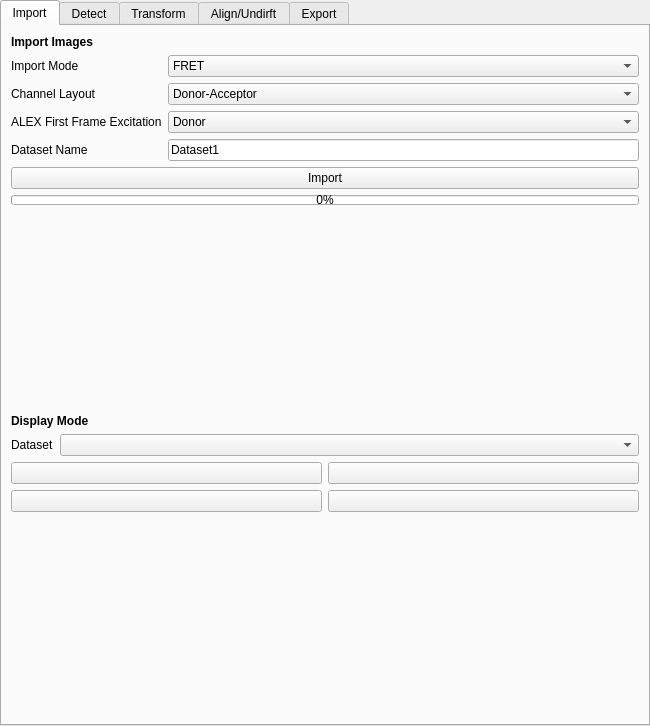
The window that src/napari_gapseq2/widget_ui.ui (piedrro/napari-GapSeq2) describes before a commit, drawn with Qt 5.
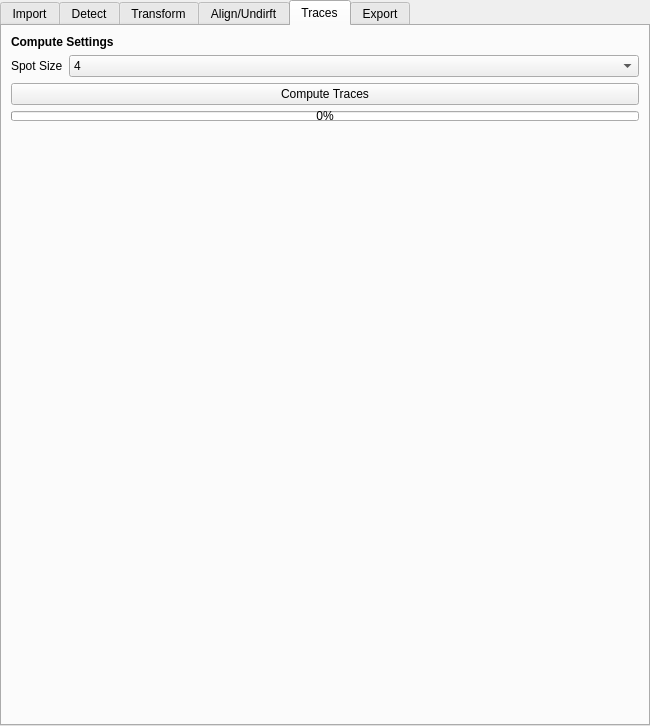
The same window after the commit. The open tabs and pages were chosen to show the change.

Commit message: added initial trace compute functions

What changed in the file:
```diff
--- a/src/napari_gapseq2/widget_ui.ui
+++ b/src/napari_gapseq2/widget_ui.ui
@@ -991,6 +991,112 @@
     </item>
    </layout>
   </widget>
+  <widget class="QWidget" name="tab_6">
+   <attribute name="title">
+    <string>Traces</string>
+   </attribute>
+   <layout class="QVBoxLayout" name="verticalLayout_6">
+    <item>
+     <widget class="QLabel" name="label_29">
+      <property name="font">
+       <font>
+        <weight>75</weight>
+        <bold>true</bold>
+       </font>
+      </property>
+      <property name="text">
+       <string>Compute Settings</string>
+      </property>
+     </widget>
+    </item>
+    <item>
+     <layout class="QFormLayout" name="formLayout_9">
+      <item row="0" column="0">
+       <widget class="QLabel" name="label_30">
+        <property name="text">
+         <string>Spot Size</string>
+        </property>
+       </widget>
+      </item>
+      <item row="0" column="1">
+       <widget class="QComboBox" name="traces_spot_size">
+        <property name="currentIndex">
+         <number>0</number>
+        </property>
+        <item>
+         <property name="text">
+          <string>4</string>
+         </property>
+        </item>
+        <item>
+         <property name="text">
+          <string>5</string>
+         </property>
+        </item>
+        <item>
+         <property name="text">
+          <string>6</string>
+         </property>
+        </item>
+        <item>
+         <property name="text">
+          <string>7</string>
+         </property>
+        </item>
+        <item>
+         <property name="text">
+          <string>8</string>
+         </property>
+        </item>
+        <item>
+         <property name="text">
+          <string>9</string>
+         </property>
+        </item>
+        <item>
+         <property name="text">
+          <string>10</string>
+         </property>
+        </item>
+       </widget>
+      </item>
+     </layout>
+    </item>
+    <item>
+     <widget class="QPushButton" name="compute_traces">
+      <property name="text">
+       <string>Compute Traces</string>
+      </property>
+     </widget>
+    </item>
+    <item>
+     <widget class="QProgressBar" name="compute_traces_progressbar">
+      <property name="maximumSize">
+       <size>
+        <width>16777215</width>
+        <height>10</height>
+       </size>
+      </property>
+      <property name="value">
+       <number>0</number>
+      </property>
+     </widget>
+    </item>
+    <item>
+     <spacer name="verticalSpacer_11">
+      <property name="orientation">
+       <enum>Qt::Vertical</enum>
+      </property>
+      <property name="sizeHint" stdset="0">
+       <size>
+        <width>20</width>
+        <height>40</height>
+       </size>
+      </property>
+     </spacer>
+    </item>
+   </layout>
+  </widget>
   <widget class="QWidget" name="tab_4">
    <attribute name="title">
     <string>Export</string>
```
Left out of the diff: 53 changed lines with no effect on the pictures. The commit also changes 4 other files.
